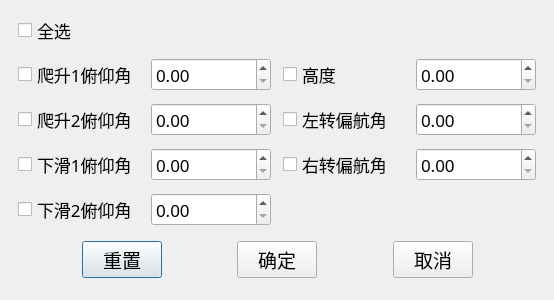
The window that QtAppV1/SetParameters.ui (bigonestep/flight-control-simulation) describes before a commit, drawn with Qt 5.
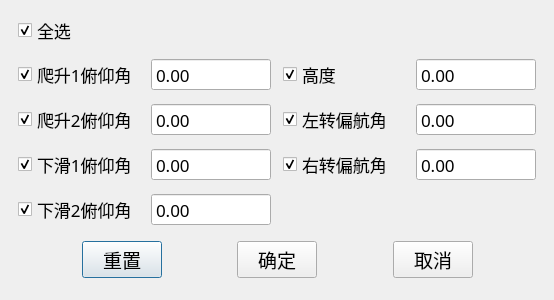
The same window after the commit. Icons and pictures are not drawn.

The edit to the form file:
```diff
--- a/QtAppV1/SetParameters.ui
+++ b/QtAppV1/SetParameters.ui
@@ -10,6 +10,12 @@
     <height>300</height>
    </rect>
   </property>
+  <property name="maximumSize">
+   <size>
+    <width>600</width>
+    <height>350</height>
+   </size>
+  </property>
   <property name="font">
    <font>
     <family>微软雅黑</family>
@@ -51,16 +57,41 @@
        <property name="text">
         <string>爬升1俯仰角</string>
        </property>
+       <property name="checked">
+        <bool>true</bool>
+       </property>
       </widget>
      </item>
      <item row="1" column="1">
-      <widget class="QDoubleSpinBox" name="setClimb1Theta"/>
+      <widget class="QDoubleSpinBox" name="setClimb1Theta">
+       <property name="wrapping">
+        <bool>false</bool>
+       </property>
+       <property name="frame">
+        <bool>true</bool>
+       </property>
+       <property name="buttonSymbols">
+        <enum>QAbstractSpinBox::NoButtons</enum>
+       </property>
+       <property name="minimum">
+        <double>-1000.000000000000000</double>
+       </property>
+       <property name="maximum">
+        <double>1000.000000000000000</double>
+       </property>
+       <property name="stepType">
+        <enum>QAbstractSpinBox::DefaultStepType</enum>
+       </property>
+      </widget>
      </item>
      <item row="0" column="0">
       <widget class="QCheckBox" name="getAll">
        <property name="text">
         <string>全选</string>
        </property>
+       <property name="checked">
+        <bool>true</bool>
+       </property>
       </widget>
      </item>
      <item row="1" column="2">
@@ -68,16 +99,41 @@
        <property name="text">
         <string>高度</string>
        </property>
+       <property name="checked">
+        <bool>true</bool>
+       </property>
       </widget>
      </item>
      <item row="3" column="1">
-      <widget class="QDoubleSpinBox" name="setClimb2Theta"/>
+      <widget class="QDoubleSpinBox" name="setClimb2Theta">
+       <property name="wrapping">
+        <bool>false</bool>
+       </property>
+       <property name="frame">
+        <bool>true</bool>
+       </property>
+       <property name="buttonSymbols">
+        <enum>QAbstractSpinBox::NoButtons</enum>
+       </property>
+       <property name="minimum">
+        <double>-1000.000000000000000</double>
+       </property>
+       <property name="maximum">
+        <double>1000.000000000000000</double>
+       </property>
+       <property name="stepType">
+        <enum>QAbstractSpinBox::DefaultStepType</enum>
+       </property>
+      </widget>
      </item>
      <item row="3" column="2">
       <widget class="QCheckBox" name="getTurnLeftPsi">
        <property name="text">
         <string>左转偏航角</string>
        </property>
+       <property name="checked">
+        <bool>true</bool>
+       </property>
       </widget>
      </item>
      <item row="4" column="0">
@@ -85,6 +141,9 @@
        <property name="text">
         <string>下滑1俯仰角</string>
        </property>
+       <property name="checked">
+        <bool>true</bool>
+       </property>
       </widget>
      </item>
      <item row="3" column="0">
@@ -92,35 +151,139 @@
        <property name="text">
         <string>爬升2俯仰角</string>
        </property>
+       <property name="checked">
+        <bool>true</bool>
+       </property>
       </widget>
      </item>
      <item row="3" column="3">
-      <widget class="QDoubleSpinBox" name="setTurnLeftPsi"/>
+      <widget class="QDoubleSpinBox" name="setTurnLeftPsi">
+       <property name="wrapping">
+        <bool>false</bool>
+       </property>
+       <property name="frame">
+        <bool>true</bool>
+       </property>
+       <property name="buttonSymbols">
+        <enum>QAbstractSpinBox::NoButtons</enum>
+       </property>
+       <property name="minimum">
+        <double>-1000.000000000000000</double>
+       </property>
+       <property name="maximum">
+        <double>1000.000000000000000</double>
+       </property>
+       <property name="stepType">
+        <enum>QAbstractSpinBox::DefaultStepType</enum>
+       </property>
+      </widget>
      </item>
      <item row="4" column="1">
-      <widget class="QDoubleSpinBox" name="setDecline1Theta"/>
+      <widget class="QDoubleSpinBox" name="setDecline1Theta">
+       <property name="wrapping">
+        <bool>false</bool>
+       </property>
+       <property name="frame">
+        <bool>true</bool>
+       </property>
+       <property name="buttonSymbols">
+        <enum>QAbstractSpinBox::NoButtons</enum>
+       </property>
+       <property name="minimum">
+        <double>-1000.000000000000000</double>
+       </property>
+       <property name="maximum">
+        <double>1000.000000000000000</double>
+       </property>
+       <property name="stepType">
+        <enum>QAbstractSpinBox::DefaultStepType</enum>
+       </property>
+      </widget>
      </item>
      <item row="5" column="0">
       <widget class="QCheckBox" name="getDecline2Theta">
        <property name="text">
         <string>下滑2俯仰角</string>
        </property>
+       <property name="checked">
+        <bool>true</bool>
+       </property>
       </widget>
      </item>
      <item row="4" column="3">
-      <widget class="QDoubleSpinBox" name="setTurnRightPsi"/>
+      <widget class="QDoubleSpinBox" name="setTurnRightPsi">
+       <property name="wrapping">
+        <bool>false</bool>
+       </property>
+       <property name="frame">
+        <bool>true</bool>
+       </property>
+       <property name="buttonSymbols">
+        <enum>QAbstractSpinBox::NoButtons</enum>
+       </property>
+       <property name="minimum">
+        <double>-1000.000000000000000</double>
+       </property>
+       <property name="maximum">
+        <double>1000.000000000000000</double>
+       </property>
+       <property name="stepType">
+        <enum>QAbstractSpinBox::DefaultStepType</enum>
+       </property>
+      </widget>
      </item>
      <item row="5" column="1">
-      <widget class="QDoubleSpinBox" name="setDecline2Theta"/>
+      <widget class="QDoubleSpinBox" name="setDecline2Theta">
+       <property name="wrapping">
+        <bool>false</bool>
+       </property>
+       <property name="frame">
+        <bool>true</bool>
+       </property>
+       <property name="buttonSymbols">
+        <enum>QAbstractSpinBox::NoButtons</enum>
+       </property>
+       <property name="minimum">
+        <double>-1000.000000000000000</double>
+       </property>
+       <property name="maximum">
+        <double>1000.000000000000000</double>
+       </property>
+       <property name="stepType">
+        <enum>QAbstractSpinBox::DefaultStepType</enum>
+       </property>
+      </widget>
      </item>
      <item row="1" column="3">
-      <widget class="QDoubleSpinBox" name="setHight"/>
+      <widget class="QDoubleSpinBox" name="setHight">
+       <property name="wrapping">
+        <bool>false</bool>
+       </property>
+       <property name="frame">
+        <bool>true</bool>
+       </property>
+       <property name="buttonSymbols">
+        <enum>QAbstractSpinBox::NoButtons</enum>
+       </property>
+       <property name="minimum">
+        <double>-1000.000000000000000</double>
+       </property>
+       <property name="maximum">
+        <double>1000.000000000000000</double>
+       </property>
+       <property name="stepType">
+        <enum>QAbstractSpinBox::DefaultStepType</enum>
+       </property>
+      </widget>
      </item>
      <item row="4" column="2">
       <widget class="QCheckBox" name="getTurnRightPsi">
        <property name="text">
         <string>右转偏航角</string>
        </property>
+       <property name="checked">
+        <bool>true</bool>
+       </property>
       </widget>
      </item>
     </layout>
```
Left out of the diff: 8 changed lines with no effect on the pictures.
